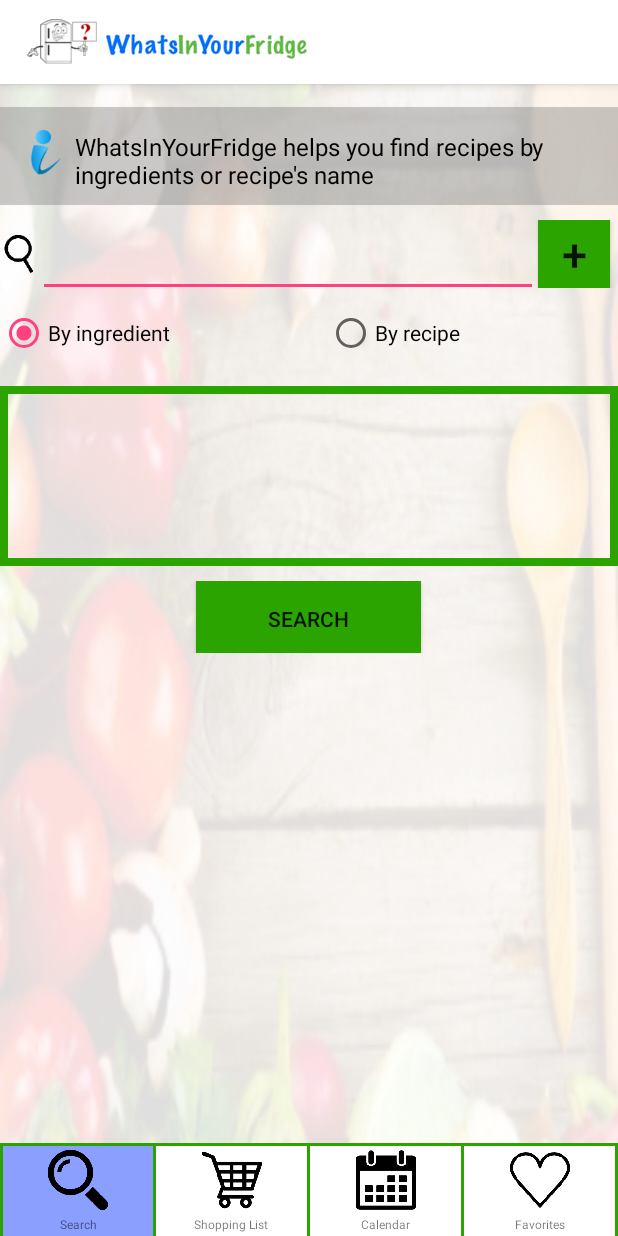
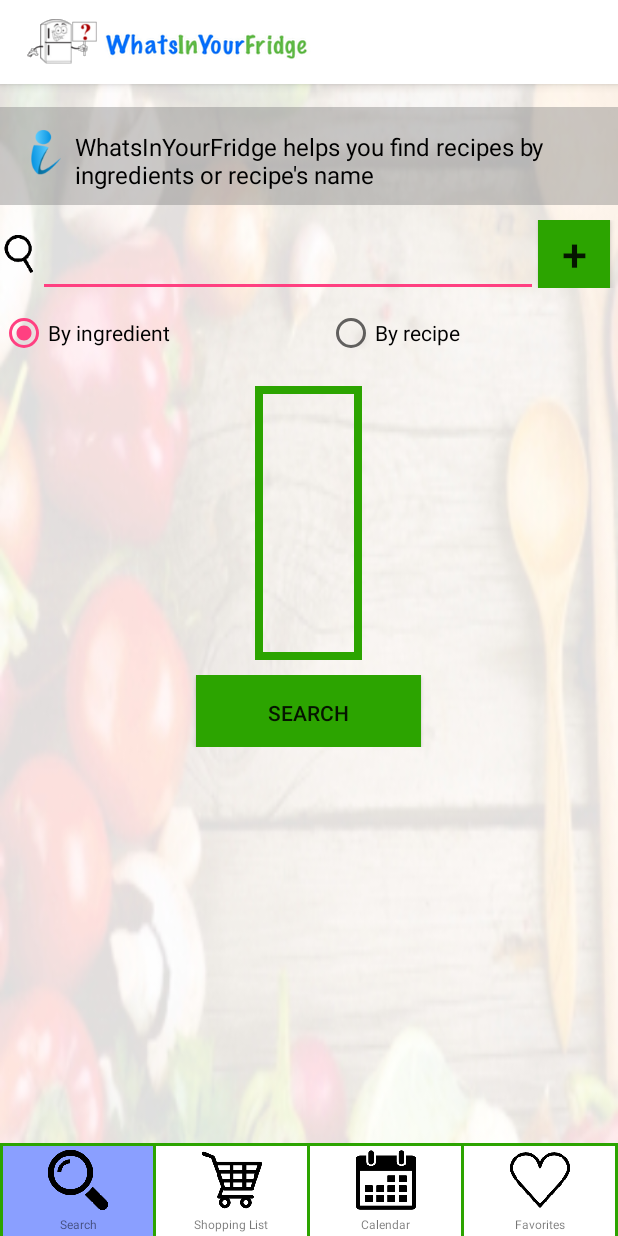
Before and after one commit to vakando/whatsinyourfridge, an Android app: the Search screen opened directly, with no data from a screen before it, on a phone screen of 412 x 824 dp. Run offline under Robolectric (Android 15) with nearby library versions, the phone set to English and light mode, and no system bars.

Commit message:
+ back button fixed for SearchDetails to listView + layout search modified with new background + ingredient space issue fixed + preparation show issue fixed + search result number issue fixed

```diff
--- a/app/src/main/java/com/example/canmorpro/whatsinyourfridge3/BackgroundDataSearch.java
+++ b/app/src/main/java/com/example/canmorpro/whatsinyourfridge3/BackgroundDataSearch.java
@@ -45,7 +45,12 @@ public class BackgroundDataSearch extends AsyncTask {
     protected void onPostExecute(Object o) {
 
         System.out.println("work done");
+
 //        SearchResult searchResult = new SearchResult();
+//        searchResult.after_last =ingSearch.count;
+//        searchResult.first = 21;
+
+
         ingSearch.startRow = 1;
         ingSearch.endRow =20;
 
--- a/app/src/main/java/com/example/canmorpro/whatsinyourfridge3/SplashScreen.java
+++ b/app/src/main/java/com/example/canmorpro/whatsinyourfridge3/SplashScreen.java
@@ -24,7 +24,7 @@ public class SplashScreen extends Activity {
 
         setContentView(R.layout.splashscreen);
 
-        progressBar = (ProgressBar)findViewById(R.id.progressBar);
+        progressBar = (ProgressBar)findViewById(R.id.progressBarSplash);
 
         dbh = new DBHelper(this);
 
@@ -38,7 +38,7 @@ public class SplashScreen extends Activity {
             }).start();
         }
         else{
-            progressBar.setVisibility(View.INVISIBLE);
+//            progressBar.setVisibility(View.INVISIBLE);
             new Handler().postDelayed(new Runnable() {
                 @Override
                 public void run() {
--- a/app/src/main/java/com/example/views/RecipeDetails.java
+++ b/app/src/main/java/com/example/views/RecipeDetails.java
@@ -6,6 +6,7 @@ import android.os.Bundle;
 import android.provider.CalendarContract;
 import android.support.annotation.Nullable;
 import android.support.v4.app.Fragment;
+import android.support.v4.app.FragmentManager;
 import android.support.v4.app.FragmentTransaction;
 import android.view.LayoutInflater;
 import android.view.View;
@@ -170,4 +171,9 @@ public class RecipeDetails extends Fragment implements View.OnClickListener {
         }
 
     }
+    public void onBackPressed()
+    {
+        FragmentManager fm = getActivity().getSupportFragmentManager();
+        fm.popBackStack();
+    }
 }
--- a/app/src/main/res/layout/add_to_shopping_list.xml
+++ b/app/src/main/res/layout/add_to_shopping_list.xml
@@ -48,7 +48,7 @@
             android:id="@+id/add_to_sl"
             android:layout_gravity="center_horizontal"
             android:layout_marginTop="15dp"
-            android:background="@color/lightBlue"
+            android:background="@color/colorApp"
             android:visibility="visible"/>
     </LinearLayout>
 
--- a/app/src/main/res/layout/search.xml
+++ b/app/src/main/res/layout/search.xml
@@ -105,7 +105,7 @@
 
     <LinearLayout
         android:orientation="vertical"
-        android:layout_width="match_parent"
+        android:layout_width="wrap_content"
         android:layout_height="wrap_content"
         android:id="@+id/layoutFrame"
         android:visibility="visible"
@@ -117,21 +117,27 @@
         android:layout_marginTop="15dp"
         android:keepScreenOn="false"
         android:textAlignment="gravity"
-        android:background="@drawable/big_back">
+        android:background="@drawable/big_back"
+        android:layout_gravity="center_horizontal"
+        android:padding="15dp">
 
         <LinearLayout
             android:orientation="horizontal"
             android:layout_width="match_parent"
             android:layout_height="40dp"
             android:layout_marginLeft="10dp"
-            android:layout_marginRight="10dp">
+            android:layout_marginRight="10dp"
+            android:gravity="center"
+            android:layout_margin="5dp">
 
             <TextView
                 android:layout_width="wrap_content"
                 android:layout_height="match_parent"
                 android:id="@+id/ingrView1"
                 android:gravity="center"
-                android:visibility="invisible" />
+                android:visibility="invisible"
+                android:background="@color/ingButton"
+                android:textStyle="bold" />
 
             <Button
                 android:layout_width="30dp"
@@ -139,7 +145,9 @@
                 android:text="x"
                 android:id="@+id/delButton1"
                 android:textColor="#e41b1b"
-                android:visibility="invisible" />
+                android:visibility="invisible"
+                android:background="@color/ingButton"
+                android:textSize="20dp" />
         </LinearLayout>
 
         <LinearLayout
@@ -148,14 +156,18 @@
             android:layout_height="40dp"
             android:clipToPadding="false"
             android:layout_marginLeft="10dp"
-            android:layout_marginRight="10dp">
+            android:layout_marginRight="10dp"
+            android:gravity="center"
+            android:layout_margin="5dp">
 
             <TextView
                 android:layout_width="wrap_content"
                 android:layout_height="match_parent"
                 android:id="@+id/ingrView2"
                 android:gravity="center"
-                android:visibility="invisible" />
+                android:visibility="invisible"
+                android:background="@color/ingButton"
+                android:textStyle="bold" />
 
             <Button
                 android:layout_width="30dp"
@@ -163,7 +175,9 @@
                 android:text="x"
                 android:id="@+id/delButton2"
                 android:textColor="#e41b1b"
-                android:visibility="invisible" />
+                android:visibility="invisible"
+                android:background="@color/ingButton"
+                android:textSize="20dp" />
         </LinearLayout>
 
         <LinearLayout
@@ -171,14 +185,18 @@
             android:layout_width="match_parent"
             android:layout_height="40dp"
             android:layout_marginLeft="10dp"
-            android:layout_marginRight="10dp">
+            android:layout_marginRight="10dp"
+            android:gravity="center"
+            android:layout_margin="5dp">
 
             <TextView
                 android:layout_width="wrap_content"
                 android:layout_height="match_parent"
                 android:id="@+id/ingrView3"
                 android:gravity="center"
-                android:visibility="invisible" />
+                android:visibility="invisible"
+                android:background="@color/ingButton"
+                android:textStyle="bold" />
 
             <Button
                 android:layout_width="30dp"
@@ -186,7 +204,9 @@
                 android:text="x"
                 android:id="@+id/delButton3"
                 android:textColor="#e41b1b"
-                android:visibility="invisible" />
+                android:visibility="invisible"
+                android:background="@color/ingButton"
+                android:textSize="20dp" />
         </LinearLayout>
     </LinearLayout>
 
--- a/app/src/main/res/layout/shopping_list.xml
+++ b/app/src/main/res/layout/shopping_list.xml
@@ -65,7 +65,7 @@
             android:layout_weight="1"
             android:textColor="@color/black"
             style="?android:attr/buttonBarButtonStyle"
-            android:background= "@color/lightGreen"/>
+            android:background= "@color/colorApp"/>
 
         <Button
             android:layout_width="match_parent"
--- a/app/src/main/res/values/colors.xml
+++ b/app/src/main/res/values/colors.xml
@@ -34,7 +34,9 @@
     <color name="blueButton">#628ef7</color>
     <color name="recipeTitle">#0b3fb9</color>
     <color name="ingTitle">#2ca400</color>
-    <color name="textDescription">#f99500</color>
+    <color name="textDescription">#de8502</color>
+    <color name="ingButton">#c2c2c2</color>
+
 
 
 
```
Also changed, not shown: app/src/main/java/com/example/canmorpro/whatsinyourfridge3/IngredientSearch.java (+5 -22 lines), app/src/main/java/com/example/canmorpro/whatsinyourfridge3/RecipeSearch.java (+6 -7 lines), app/src/main/java/com/example/views/SearchResult.java (+24 -5 lines), app/src/main/res/layout/splashscreen.xml (+5 -3 lines).
